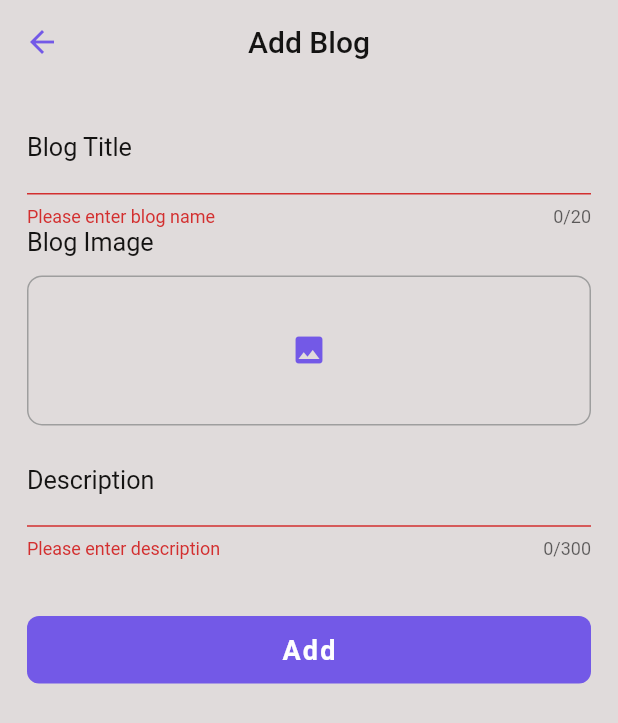
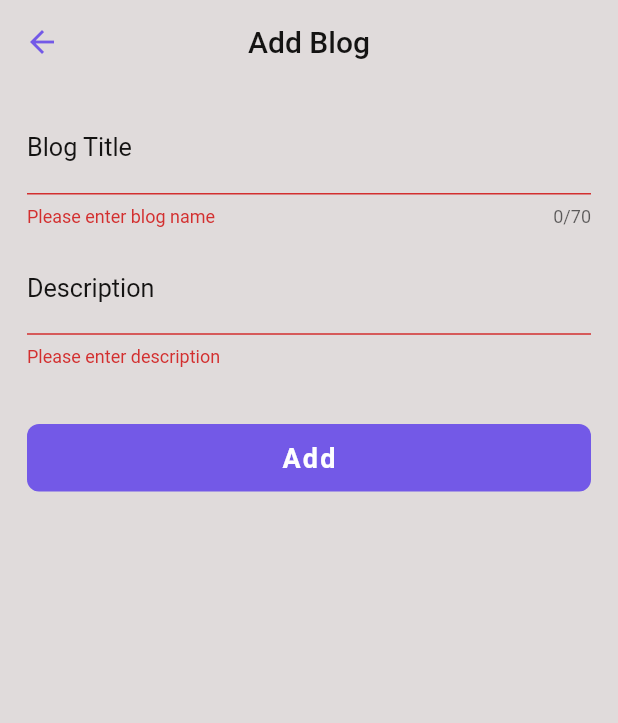
Before and after one commit to aliasar1/Blogs-App, a Flutter app: the AddBlogScreen screen opened directly, after a tap on "Add", on a phone screen of 412 x 824 dp. Shown: the top 723 px of the screen. Run offline on Flutter 3.47's test engine with Material 2 defaults, Android fonts, the phone set to English and light mode, and no system bars; our stand-ins replace cloud_firestore, firebase_auth, firebase_core, firebase_storage, flutter_speed_dial, flutter_svg and 3 more; accounts and stored records are empty; network calls fail; Roboto replaces fonts that are missing (Nunito).

Commit message:
Added Crud for Blogs.

```diff
--- a/lib/controllers/blog_controller.dart
+++ b/lib/controllers/blog_controller.dart
@@ -6,6 +6,7 @@ import 'package:firebase_storage/firebase_storage.dart';
 import 'package:image_picker/image_picker.dart';
 import '../models/blog_model.dart';
 import '../utils/constants.dart';
+import '../views/blog_overview_screen.dart';
 
 class BlogController extends GetxController {
   final RxList<Blog> _blogs = RxList<Blog>([]);
@@ -91,17 +92,17 @@ class BlogController extends GetxController {
       addFormKey.currentState!.save();
       toggleLoading();
       String id = await getUniqueId();
-      String? imageUrl;
-      if (_pickedImage.value != null) {
-        imageUrl = await _uploadToStorage(_pickedImage.value!, id);
-      }
+      // String? imageUrl;
+      // if (_pickedImage.value != null) {
+      //   imageUrl = await _uploadToStorage(_pickedImage.value!, id);
+      // }
 
       title = title.toLowerCase();
       Blog blog = Blog(
         id: id,
         title: title,
         description: description,
-        imageUrl: imageUrl ?? "",
+        // imageUrl: imageUrl ?? "",
         authorId: firebaseAuth.currentUser!.uid,
       );
       await firestore.collection('blogs').doc(id).set(blog.toJson());
@@ -137,24 +138,24 @@ class BlogController extends GetxController {
     String id,
     String title,
     String description,
-    String oldImageUrl,
-    File? image,
+    // String oldImageUrl,
+    // File? image,
     BlogController controller,
   ) async {
     toggleLoading();
-    String imageUrl = "";
-    if (image != null) {
-      imageUrl = await _updateToStorage(image, id);
-    } else {
-      imageUrl = oldImageUrl;
-    }
+    // String imageUrl = "";
+    // if (image != null) {
+    //   imageUrl = await _updateToStorage(image, id);
+    // } else {
+    //   imageUrl = oldImageUrl;
+    // }
 
     title = title.toLowerCase();
     Blog blog = Blog(
       id: id,
       title: title,
       description: description,
-      imageUrl: imageUrl,
+      // imageUrl: imageUrl,
       authorId: firebaseAuth.currentUser!.uid,
     );
 
@@ -167,7 +168,9 @@ class BlogController extends GetxController {
       _blogDescriptionRx.value = blog.description;
 
       toggleLoading();
-      // Get.offAll(BlogOverviewScreen(Blog: Blog, controller: controller));
+      Get.offAll(BlogOverviewScreen(
+        blog: blog,
+      ));
       Get.snackbar(
         'Blog Updated.',
         'You have successfully updated your Blog.',
@@ -177,8 +180,8 @@ class BlogController extends GetxController {
   }
 
   Future<void> deleteBlog(String blogId) async {
-    await firestore.collection('Blogs').doc(blogId).delete();
-    await firebaseStorage.ref().child('Blogs').child(blogId).delete();
+    await firestore.collection('blogs').doc(blogId).delete();
+    await firebaseStorage.ref().child('blogs').child(blogId).delete();
   }
 
   Future<void> toggleFavoriteStatus(Blog blog) async {
--- a/lib/models/blog_model.dart
+++ b/lib/models/blog_model.dart
@@ -1,14 +1,15 @@
 import 'package:cloud_firestore/cloud_firestore.dart';
 
 class Blog {
-  String title, description, imageUrl, id, authorId;
+  // String title, description, imageUrl, id, authorId;
+  String title, description, id, authorId;
 
   Blog({
     required this.title,
     required this.description,
     required this.id,
     required this.authorId,
-    this.imageUrl = "",
+    // this.imageUrl = "",
   });
 
   Map<String, dynamic> toJson() => {
@@ -16,7 +17,7 @@ class Blog {
         "description": description,
         "id": id,
         "authorId": authorId,
-        "imageUrl": imageUrl,
+        // "imageUrl": imageUrl,
       };
 
   static Blog fromSnap(DocumentSnapshot snap) {
@@ -26,7 +27,7 @@ class Blog {
       description: snapshot["description"],
       id: snapshot["id"],
       authorId: snapshot["authorId"],
-      imageUrl: snapshot["imageUrl"] ?? "",
+      // imageUrl: snapshot["imageUrl"] ?? "",
     );
   }
 
@@ -36,7 +37,7 @@ class Blog {
       description: map["description"],
       id: map["id"],
       authorId: map["authorId"],
-      imageUrl: map["imageUrl"] ?? "",
+      // imageUrl: map["imageUrl"] ?? "",
     );
   }
 }
--- a/lib/utils/constants.dart
+++ b/lib/utils/constants.dart
@@ -14,8 +14,9 @@ class Constants {
   static const Color secondaryColor = Color.fromARGB(255, 115, 89, 231);
   static const Color lightSecondaryColor = Color.fromARGB(255, 148, 128, 238);
   static const Color scaffoldBgColor = Color.fromARGB(255, 224, 219, 219);
-  static const Color backgroundColor = Color.fromARGB(255, 170, 164, 164);
+  static const Color backgroundColor = Color.fromARGB(255, 209, 204, 204);
   static const Color whiteColor = Color(0xFFfefeff);
+  static const Color redColor = Color.fromARGB(255, 223, 61, 61);
 
   static const double paddingXS = 8.0;
   static const double paddingS = 12.0;
--- a/lib/views/add_blog_screen.dart
+++ b/lib/views/add_blog_screen.dart
@@ -79,8 +79,8 @@ class _AddBlogScreennState extends State<AddBlogScreen> {
                     label: StringsManager.prodNameTxt,
                     controller: blogController.blogTitleController,
                     keyboardType: TextInputType.name,
+                    maxLength: 70,
                     textCapitalization: TextCapitalization.words,
-                    maxLength: 20,
                     validator: (value) {
                       if (value!.isEmpty) {
                         return ErrorManager.kBlogNameNullError;
@@ -88,81 +88,85 @@ class _AddBlogScreennState extends State<AddBlogScreen> {
                       return null;
                     },
                   ),
-                  Container(
-                    alignment: Alignment.centerLeft,
-                    child: const Txt(
-                      text: StringsManager.prodImgTxt,
-                      textAlign: TextAlign.start,
-                      color: Constants.primaryColor,
-                      fontSize: Constants.subTitleFontSize * 1.2,
-                    ),
-                  ),
                   const SizedBox(
                     height: Constants.sizeM,
                   ),
-                  widget.isEdit
-                      ? Obx(
-                          () => GestureDetector(
-                            onTap: () {
-                              blogController.pickImage();
-                            },
-                            child: blogController.posterPhoto != null
-                                ? SizedBox(
-                                    width: double.infinity,
-                                    height: Constants.sizeXXXL,
-                                    child: Image.file(
-                                      blogController.posterPhoto!,
-                                      fit: BoxFit.cover,
-                                    ),
-                                  )
-                                : SizedBox(
-                                    width: double.infinity,
-                                    height: Constants.sizeXXXL,
-                                    child: Image.network(
-                                      widget.blog!.imageUrl,
-                                      fit: BoxFit.cover,
-                                    ),
-                                  ),
-                          ),
-                        )
-                      : Obx(
-                          () {
-                            return GestureDetector(
-                              onTap: () => blogController.pickImage(),
-                              child: blogController.posterPhoto != null
-                                  ? Image.file(
-                                      blogController.posterPhoto!,
-                                      fit: BoxFit.fill,
-                                    )
-                                  : Container(
-                                      width: double.infinity,
-                                      height: Constants.sizeXXL,
-                                      decoration: BoxDecoration(
-                                        borderRadius: BorderRadius.circular(10),
-                                        border: Border.all(
-                                          color: Colors.grey,
-                                        ),
-                                      ),
-                                      child: const Icon(
-                                        Icons.image,
-                                        color: Constants.secondaryColor,
-                                      ),
-                                    ),
-                            );
-                          },
-                        ),
-                  const SizedBox(
-                    height: Constants.sizeS,
-                  ),
+                  // Container(
+                  //   alignment: Alignment.centerLeft,
+                  //   child: const Txt(
+                  //     text: StringsManager.prodImgTxt,
+                  //     textAlign: TextAlign.start,
+                  //     color: Constants.primaryColor,
+                  //     fontSize: Constants.subTitleFontSize * 1.2,
+                  //   ),
+                  // ),
+                  // const SizedBox(
+                  //   height: Constants.sizeM,
+                  // ),
+                  // widget.isEdit
+                  //     ? Obx(
+                  //         () => GestureDetector(
+                  //           onTap: () {
+                  //             blogController.pickImage();
+                  //           },
+                  //           child: blogController.posterPhoto != null
+                  //               ? SizedBox(
+                  //                   width: double.infinity,
+                  //                   height: Constants.sizeXXXL,
+                  //                   child: Image.file(
+                  //                     blogController.posterPhoto!,
+                  //                     fit: BoxFit.cover,
+                  //                   ),
+                  //                 )
+                  //               : SizedBox(
+                  //                   width: double.infinity,
+                  //                   height: Constants.sizeXXXL,
+                  //                   child: Image.network(
+                  //                     widget.blog!.imageUrl,
+                  //                     fit: BoxFit.cover,
+                  //                   ),
+                  //                 ),
+                  //         ),
+                  //       )
+                  //     : Obx(
+                  //         () {
+                  //           return GestureDetector(
+                  //             onTap: () => blogController.pickImage(),
+                  //             child: blogController.posterPhoto != null
+                  //                 ? Image.file(
+                  //                     blogController.posterPhoto!,
+                  //                     fit: BoxFit.fill,
+                  //                   )
+                  //                 : Container(
+                  //                     width: double.infinity,
+                  //                     height: Constants.sizeXXL,
+                  //                     decoration: BoxDecoration(
+                  //                       borderRadius: BorderRadius.circular(10),
+                  //                       border: Border.all(
+                  //                         color: Colors.grey,
+                  //                       ),
+                  //                     ),
+                  //                     child: const Icon(
+                  //                       Icons.image,
+                  //                       color: Constants.secondaryColor,
+                  //                     ),
+                  //                   ),
+                  //           );
+                  //         },
+                  //       ),
+                  // const SizedBox(
+                  //   height: Constants.sizeS,
+                  // ),
                   UnderlineTextFormField(
                     label: StringsManager.descriptionTxt,
                     controller: blogController.blogDescriptionController,
                     keyboardType: TextInputType.multiline,
                     textCapitalization: TextCapitalization.sentences,
-                    maxLength: 300,
                     validator: (value) {
                       if (value!.isEmpty) {
                         return ErrorManager.kDescriptionNullError;
+                      } else if (value.length <= 30) {
+                        return "Description length must be atlest 30";
                       }
                       return null;
                     },
@@ -196,8 +200,7 @@ class _AddBlogScreennState extends State<AddBlogScreen> {
                               widget.blog!.id,
                               name.toLowerCase(),
                               description,
-                              widget.blog!.imageUrl,
-                              blogController.posterPhoto,
+                              // blogController.posterPhoto,
                               blogController);
                         } else {
                           blogController.addBlog(name, description);
--- a/pubspec.yaml
+++ b/pubspec.yaml
@@ -54,6 +54,7 @@ dev_dependencies:
   firebase_storage: ^11.2.2
   get_storage: ^2.1.1
   image_picker: ^0.8.7+5
+  flutter_speed_dial: ^7.0.0
 
 # For information on the generic Dart part of this file, see the
 # following page: https://dart.dev/tools/pub/pubspec
```
Also changed, not shown: lib/views/blog_overview_screen.dart (added, +132 -0 lines), lib/views/myblogs_screen.dart (+122 -5 lines), pubspec.lock.
